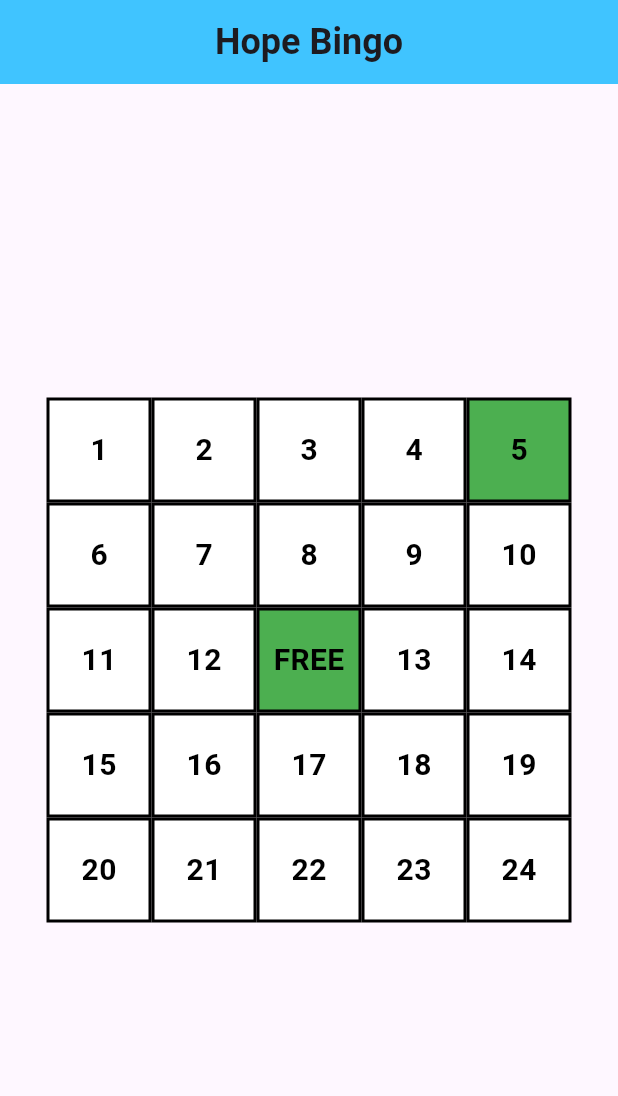
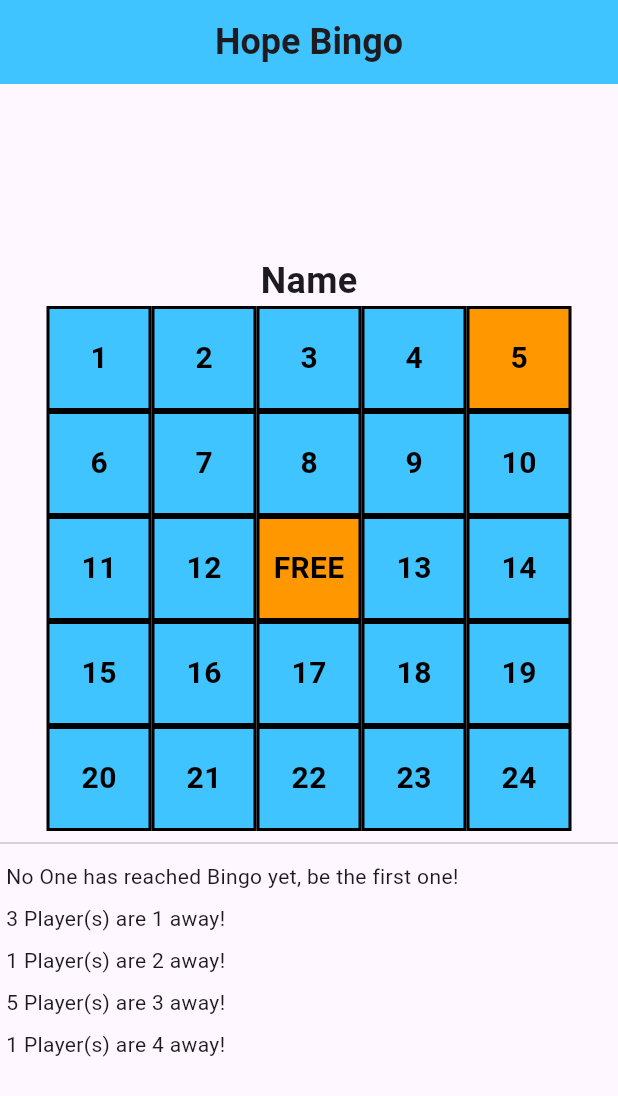
Before and after one commit to SamLBuck/Event-Bingo, a Flutter app: the PlayScreen screen opened directly, after a tap on an icon or button, on a phone screen of 412 x 824 dp. Shown: the top 1096 px of the screen. Run offline on Flutter 3.47's test engine with Material 3 defaults, Android fonts, the light colour scheme and no system bars.

Commit message:
Number of Players away/bingo away counter

```diff
--- a/mobile/lib/playscreen.dart
+++ b/mobile/lib/playscreen.dart
@@ -48,6 +48,11 @@ class _PlayScreenState extends State<PlayScreen> {
     "24",
   ];
 
+  // how many of each player(s) are 0 away, 1 away, 2 away ... 5 away
+  List<int> player_tiles_left = [0, 3, 1, 5, 1, 4];
+
+  String board_name = "Name";
+
   //Since randomization occurs on the backend, need to check tile count.
 
   @override
@@ -64,9 +69,36 @@ class _PlayScreenState extends State<PlayScreen> {
         child: Column(
           mainAxisAlignment: MainAxisAlignment.center,
           children: [
+            Text(
+              board_name,
+              style: TextStyle(fontWeight: FontWeight.bold, fontSize: 24),
+            ),
             Row(
               mainAxisAlignment: MainAxisAlignment.center,
               children: [Board(tiles: tiles)],
+            ),
+            Divider(),
+            ListView.builder(
+              itemCount: 5,
+              shrinkWrap: true,
+              physics: const ClampingScrollPhysics(),
+              itemBuilder: (BuildContext context, int index) {
+                return Padding(
+                  padding: EdgeInsets.all(4.0),
+                  child:
+                      index == 0
+                          ? player_tiles_left[index] == 0
+                              ? Text(
+                                "No One has reached Bingo yet, be the first one!",
+                              )
+                              : Text("${2} Player(s) have reached Bingo!")
+                          : player_tiles_left[index] == 0
+                          ? null
+                          : Text(
+                            "${player_tiles_left[index]} Player(s) are ${index} away!",
+                          ),
+                );
+              },
             ),
           ],
         ),
@@ -159,7 +191,7 @@ class _BingoTileState extends State<BingoTile> {
       // clicking a tile checks it, clicking again unchecks (in case of mistake)
       widget.checked = !widget.checked;
       if (widget.checked) {
-        if (checkBingo()) {
+        if (checkBingo() == 5) {
           ScaffoldMessenger.of(context).showSnackBar(
             SnackBar(
               content: const Text(
@@ -175,55 +207,54 @@ class _BingoTileState extends State<BingoTile> {
     });
   }
 
-  bool checkBingo() {
+  int checkBingo() {
+    int maxCount = 0;
+
     // row
     for (int row = 0; row < 5; row++) {
-      bool rowBingo = true;
+      int count = 0;
       for (int col = 0; col < 5; col++) {
         var tile = widget.board[row][col];
-        if (tile == null || !tile.checked) {
-          rowBingo = false;
-          break;
+        if (tile != null && tile.checked) {
+          count++;
         }
       }
-      if (rowBingo) return true;
+      if (count > maxCount) maxCount = count;
     }
 
     // cols
     for (int col = 0; col < 5; col++) {
-      bool colBingo = true;
+      int count = 0;
       for (int row = 0; row < 5; row++) {
         var tile = widget.board[row][col];
-        if (tile == null || !tile.checked) {
-          colBingo = false;
-          break;
+        if (tile != null && tile.checked) {
+          count++;
         }
       }
-      if (colBingo) return true;
+      if (count > maxCount) maxCount = count;
     }
 
     // dia
-    bool diag1Bingo = true;
+    int diag1Count = 0;
     for (int i = 0; i < 5; i++) {
       var tile = widget.board[i][i];
-      if (tile == null || !tile.checked) {
-        diag1Bingo = false;
-        break;
+      if (tile != null && tile.checked) {
+        diag1Count++;
       }
     }
-    if (diag1Bingo) return true;
+    if (diag1Count > maxCount) maxCount = diag1Count;
 
     // dia 2
-    bool diag2Bingo = true;
+    int diag2Count = 0;
     for (int i = 0; i < 5; i++) {
       var tile = widget.board[i][4 - i];
-      if (tile == null || !tile.checked) {
-        diag2Bingo = false;
-        break;
+      if (tile != null && tile.checked) {
+        diag2Count++;
       }
     }
-    if (diag2Bingo) return true;
-    return false;
+    if (diag2Count > maxCount) maxCount = diag2Count;
+
+    return maxCount;
   }
 
   @override
@@ -235,7 +266,7 @@ class _BingoTileState extends State<BingoTile> {
         height: 70,
         alignment: Alignment.center,
         decoration: BoxDecoration(
-          color: widget.checked ? Colors.green : Colors.white,
+          color: widget.checked ? Colors.orange : Colors.lightBlueAccent,
           border: Border.all(color: Colors.black, width: 2),
         ),
         child: Text(
```
